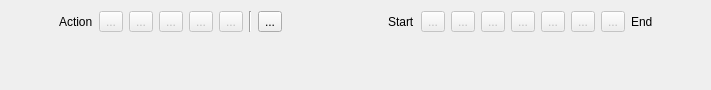
First picture: the form in src/qmapshack/mouse/range/IScrOptRangeTool.ui, repository Maproom/qmapshack, before the edit.
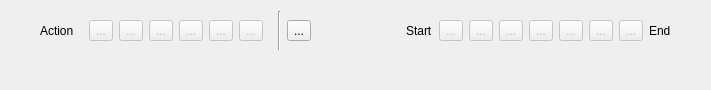
Second picture: the form after the edit. Icons and pictures are not drawn. Custom widgets are drawn as their Qt base class.

Commit message:
[QMS-396] Add track to route conversion
Implement the basic track to route conversion via a new
icon in the track context menu and also to the track range menu
so that a route can be created from a track range.

The edit to the form file:
```diff
--- a/src/qmapshack/mouse/range/IScrOptRangeTool.ui
+++ b/src/qmapshack/mouse/range/IScrOptRangeTool.ui
@@ -48,18 +48,6 @@
         <enum>QFrame::Raised</enum>
        </property>
        <layout class="QHBoxLayout" name="horizontalLayout">
-        <property name="leftMargin">
-         <number>0</number>
-        </property>
-        <property name="topMargin">
-         <number>0</number>
-        </property>
-        <property name="rightMargin">
-         <number>0</number>
-        </property>
-        <property name="bottomMargin">
-         <number>0</number>
-        </property>
         <item>
          <widget class="QToolButton" name="toolHidePoints">
           <property name="toolTip">
@@ -116,6 +104,20 @@
           </property>
          </widget>
         </item>
+        <item>
+         <widget class="QToolButton" name="toolToRoute">
+          <property name="toolTip">
+           <string>Convert selected track points to route.</string>
+          </property>
+          <property name="text">
+           <string>...</string>
+          </property>
+          <property name="icon">
+           <iconset resource="../../resources.qrc">
+            <normaloff>:/icons/32x32/Route.png</normaloff>:/icons/32x32/Route.png</iconset>
+          </property>
+         </widget>
+        </item>
         <item>
          <widget class="QToolButton" name="toolDelete">
           <property name="toolTip">
```
The commit also changes 20 other files.
